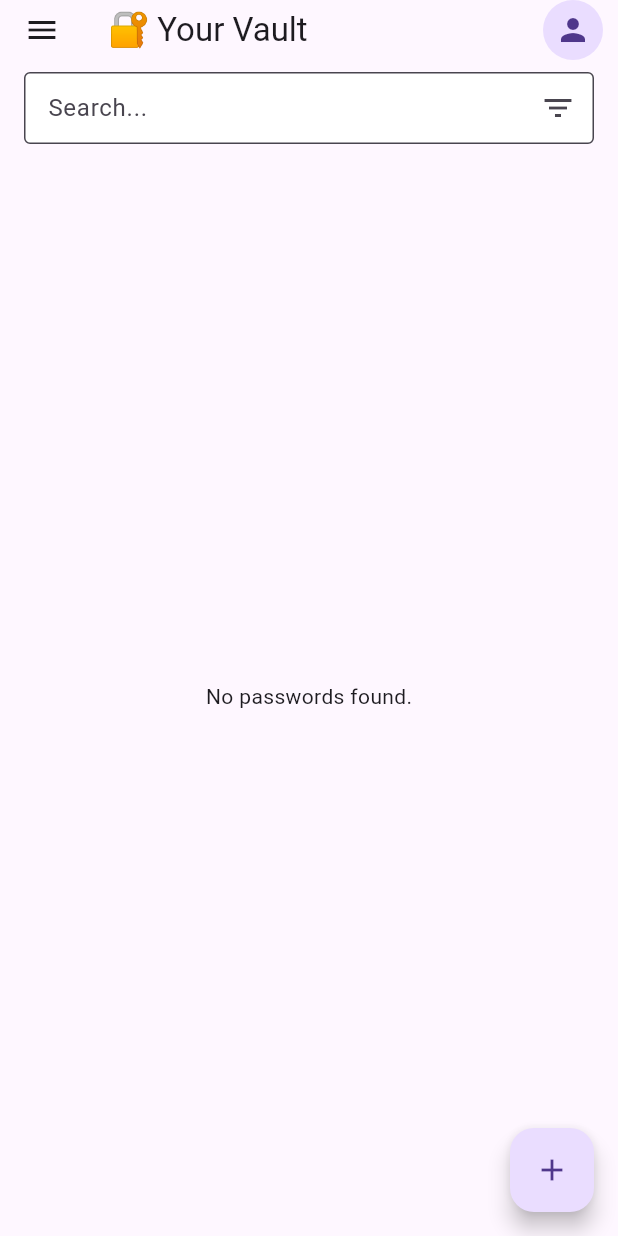
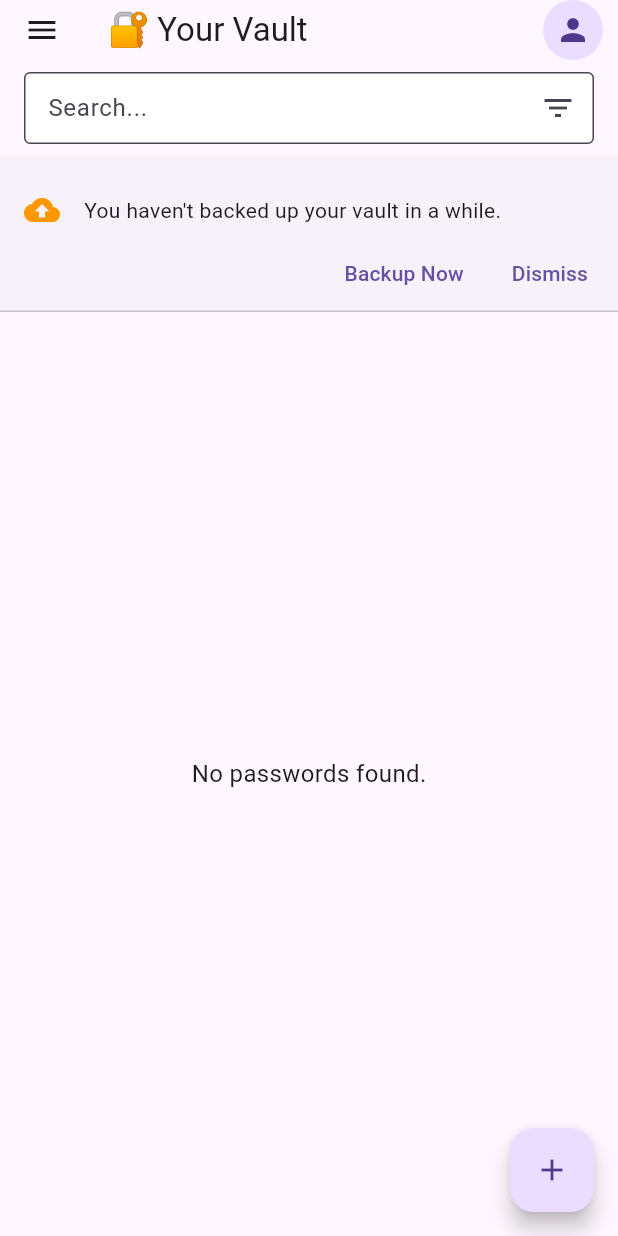
Before and after one commit to KavyaJP/PasswordManagerAndroid, a Flutter app: the HomeScreen screen opened directly with empty values, on a phone screen of 412 x 824 dp. Run offline on Flutter 3.47's test engine with Material 3 defaults, Android fonts, the phone set to English and light mode, and no system bars; our stand-ins replace device_info_plus, file_picker, flutter_secure_storage, google_sign_in, image_picker, local_auth and 2 more; missing offline and left inert: googleapis; accounts and stored records are empty.

Commit message:
backup reminder

```diff
--- a/lib/home_screen.dart
+++ b/lib/home_screen.dart
@@ -43,12 +43,14 @@ class _HomeScreenState extends State<HomeScreen> {
   FilterType _selectedFilter = FilterType.both;
   bool _showOnlyFavorites = false;
   bool _groupByCategory = false;
+  bool _showBackupReminder = false;
 
   @override
   void initState() {
     super.initState();
     _loadVault();
     _checkSignedInUser();
+    _checkBackupReminder();
   }
 
   Future<void> _checkSignedInUser() async {
@@ -241,6 +243,8 @@ class _HomeScreenState extends State<HomeScreen> {
       ScaffoldMessenger.of(context).showSnackBar(
         const SnackBar(content: Text("✅ Vault backup uploaded to Drive")),
       );
+      final prefs = await SharedPreferences.getInstance();
+      await prefs.setInt('lastBackupTime', DateTime.now().millisecondsSinceEpoch);
     } else {
       ScaffoldMessenger.of(
         context,
@@ -468,6 +472,16 @@ class _HomeScreenState extends State<HomeScreen> {
     }
   }
 
+  Future<void> _checkBackupReminder() async {
+    final prefs = await SharedPreferences.getInstance();
+    final last = prefs.getInt('lastBackupTime');
+
+    if (last == null ||
+        DateTime.now().difference(DateTime.fromMillisecondsSinceEpoch(last)).inDays >= 7) {
+      setState(() => _showBackupReminder = true);
+    }
+  }
+
   Future<void> _ensureStoragePermission() async {
     if (!Platform.isAndroid) return;
 
@@ -542,7 +556,6 @@ class _HomeScreenState extends State<HomeScreen> {
   @override
   Widget build(BuildContext context) {
     final grouped = _groupByCategory ? _groupedByCategory() : _groupedEntries();
-
     return Scaffold(
       appBar: AppBar(
         title: const Text("🔐 Your Vault"),
@@ -811,8 +824,37 @@ class _HomeScreenState extends State<HomeScreen> {
           ],
         ),
       ),
-      body: grouped.isEmpty
-          ? const Center(child: Text("No passwords found."))
+      body: Column(
+        children: [
+          if (_showBackupReminder)
+            MaterialBanner(
+              content: const Text("You haven't backed up your vault in a while."),
+              leading: const Icon(Icons.cloud_upload, color: Colors.orange),
+              actions: [
+                TextButton(
+                  onPressed: () async {
+                    await _backupVaultToDrive();
+                    final prefs = await SharedPreferences.getInstance();
+                    await prefs.setInt('lastBackupTime', DateTime.now().millisecondsSinceEpoch);
+                    setState(() => _showBackupReminder = false);
+                  },
+                  child: const Text("Backup Now"),
+                ),
+                TextButton(
+                  onPressed: () => setState(() => _showBackupReminder = false),
+                  child: const Text("Dismiss"),
+                ),
+              ],
+            ),
+
+          Expanded(
+            child: grouped.isEmpty
+                ? const Center(
+              child: Text(
+                "No passwords found.",
+                style: TextStyle(fontSize: 16),
+              ),
+            )
                 : ListView(
               children: grouped.entries.map((entryGroup) {
                 return ExpansionTile(
@@ -968,6 +1010,9 @@ class _HomeScreenState extends State<HomeScreen> {
                   ],
                 );
               }).toList(),
+            ),
+          ),
+        ],
       ),
       floatingActionButton: FloatingActionButton(
         onPressed: _openAddEntryForm,
```
Lines whose indentation alone changed are shown as unchanged.
